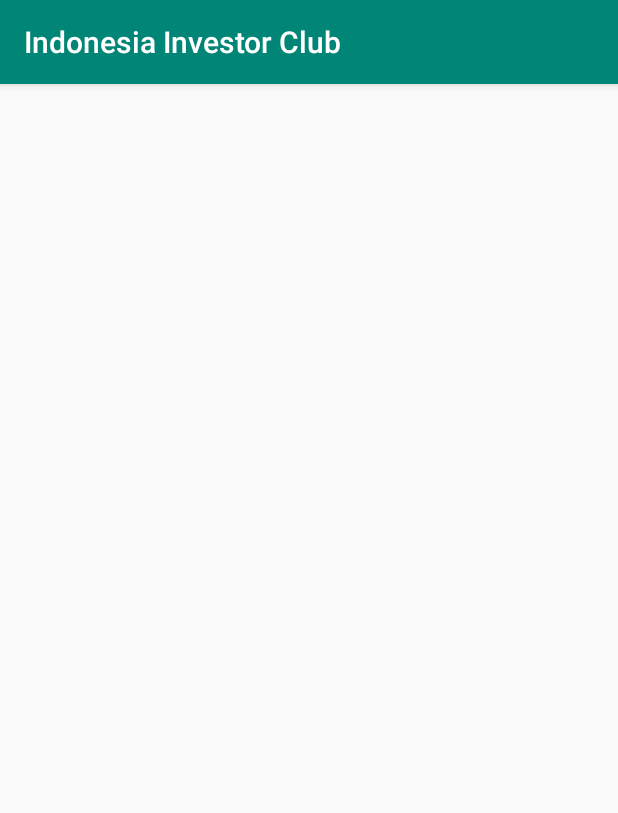
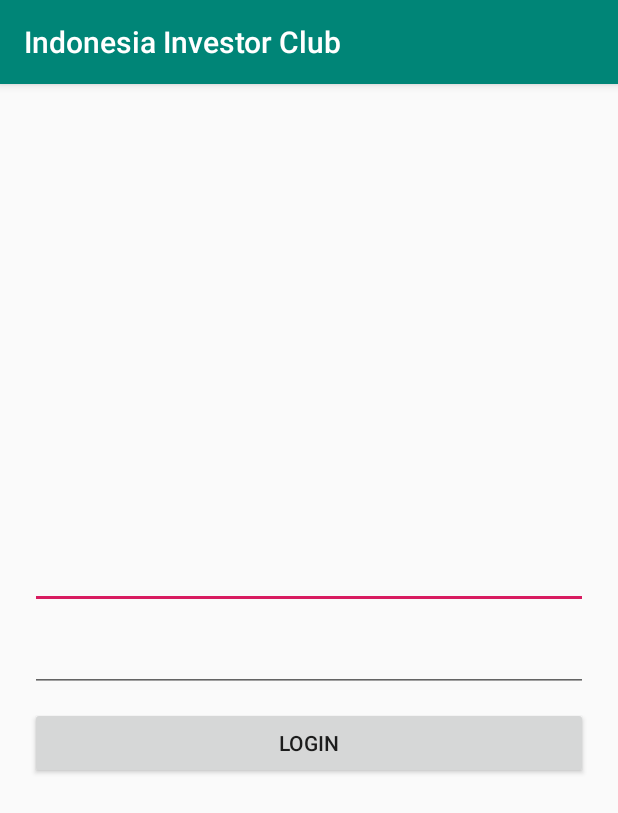
Before and after one commit to bendotgimbal/IndonesiaInvestorClub, an Android app: the LoginActivity screen opened directly, with no data from a screen before it, on a phone screen of 412 x 824 dp. Shown: the top 813 px of the screen. Run offline under Robolectric (Android 15) with nearby library versions, the phone set to English and light mode, and no system bars; our stand-ins replace RxJava, data binding.

Commit message:
Initial project setting + Login layout

```diff
--- a/app/src/main/res/layout/login_activity.xml
+++ b/app/src/main/res/layout/login_activity.xml
@@ -6,10 +6,41 @@
         type="com.example.indonesiainvestorclub.viewModels.LoginViewModel"
         />
   </data>
-  <androidx.constraintlayout.widget.ConstraintLayout
+  <FrameLayout
       android:layout_width="match_parent"
       android:layout_height="match_parent"
       >
 
-  </androidx.constraintlayout.widget.ConstraintLayout>
+    <LinearLayout
+        android:layout_width="match_parent"
+        android:layout_height="wrap_content"
+        android:orientation="vertical"
+        android:layout_gravity="center"
+        android:layout_margin="20dp"
+        >
+
+      <androidx.appcompat.widget.AppCompatEditText
+          android:id="@+id/edtUsername"
+          android:layout_width="match_parent"
+          android:layout_height="wrap_content"
+          android:layout_marginBottom="10dp"
+          />
+
+      <androidx.appcompat.widget.AppCompatEditText
+          android:id="@+id/edtPassword"
+          android:layout_width="match_parent"
+          android:layout_height="wrap_content"
+          android:layout_marginBottom="10dp"
+          />
+
+      <Button
+          android:id="@+id/btnLogin"
+          android:layout_width="match_parent"
+          android:layout_height="wrap_content"
+          android:text="@string/label_login"
+          />
+
+    </LinearLayout>
+
+  </FrameLayout>
 </layout>
--- a/app/src/main/res/values/strings.xml
+++ b/app/src/main/res/values/strings.xml
@@ -1,3 +1,4 @@
 <resources>
   <string name="app_name">Indonesia Investor Club</string>
+  <string name="label_login">Login</string>
 </resources>
```
